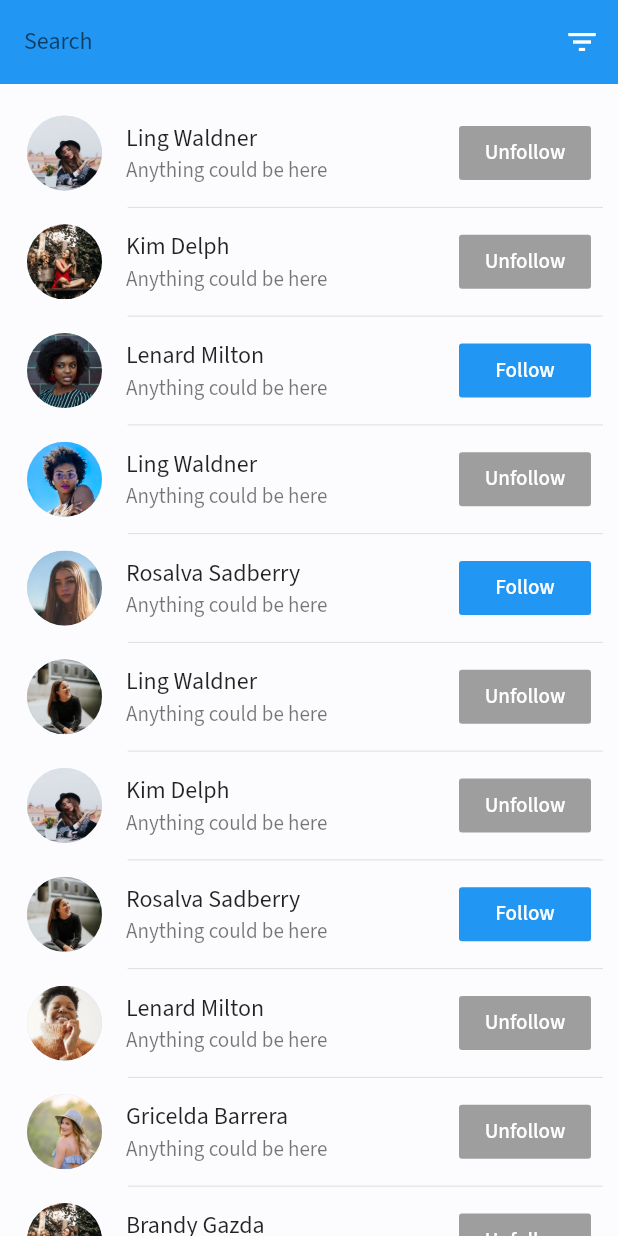
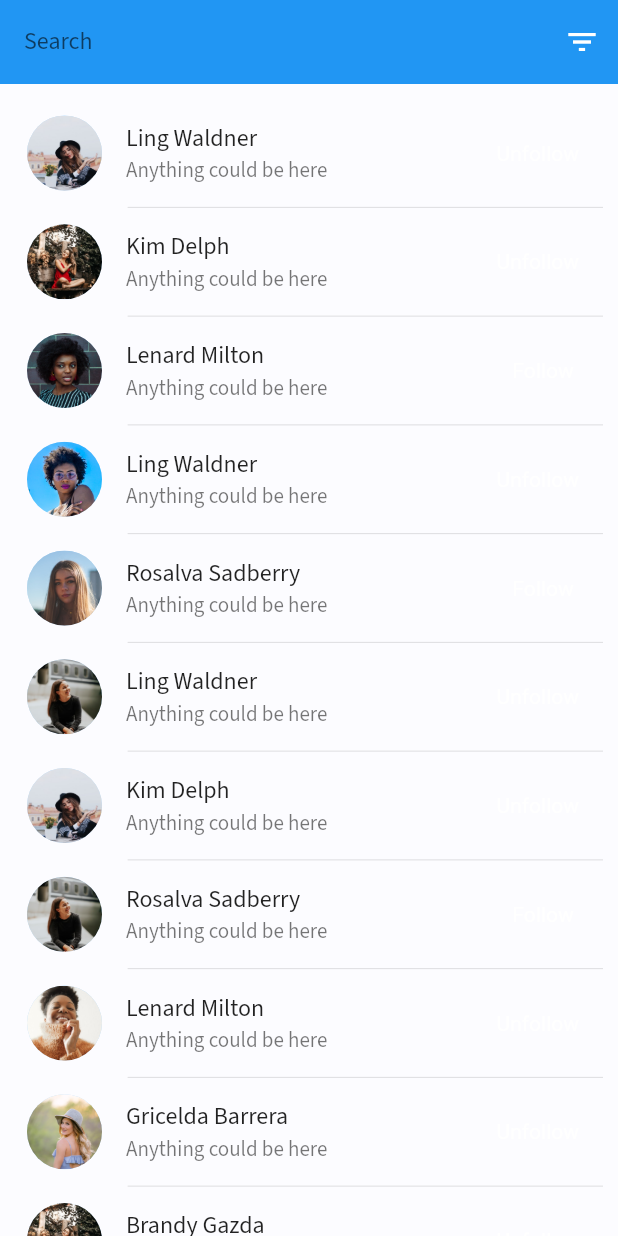
Before and after one commit to AdrianGamboa/dreampet, a Flutter app: the Friends screen opened directly, on a phone screen of 412 x 824 dp. Run offline on Flutter 3.47's test engine with Material 2 defaults, Android fonts, the phone set to English and light mode, and no system bars; our stand-ins replace flutter_staggered_animations, google_fonts, lottie.

Commit message:
FlatButton to TextButton

```diff
--- a/lib/views/screens/friends.dart
+++ b/lib/views/screens/friends.dart
@@ -53,24 +53,30 @@ class _FriendsState extends State<Friends> {
               title: Text(friend['name']),
               subtitle: Text(friend['status']),
               trailing: friend['isAccept']
-                  ? FlatButton(
+                  ? TextButton(
+                      style: TextButton.styleFrom(
+                          textStyle: TextStyle(
+                        color: Colors.grey,
+                      )),
                       child: Text(
                         "Unfollow",
                         style: TextStyle(
                           color: Colors.white,
                         ),
                       ),
-                      color: Colors.grey,
                       onPressed: () {},
                     )
-                  : FlatButton(
+                  : TextButton(
+                      style: TextButton.styleFrom(
+                          textStyle: TextStyle(
+                        color: Theme.of(context).accentColor,
+                      )),
                       child: Text(
                         "Follow",
                         style: TextStyle(
                           color: Colors.white,
                         ),
                       ),
-                      color: Theme.of(context).accentColor,
                       onPressed: () {},
                     ),
               onTap: () {},
```
Also changed, not shown: lib/views/screens/auth/login.dart (+6 -5 lines), lib/views/screens/chat/conversation.dart (+4 -3 lines), lib/views/screens/profile.dart (+10 -4 lines), lib/views/widgets/custom_button.dart (+10 -7 lines), 1 other file.
